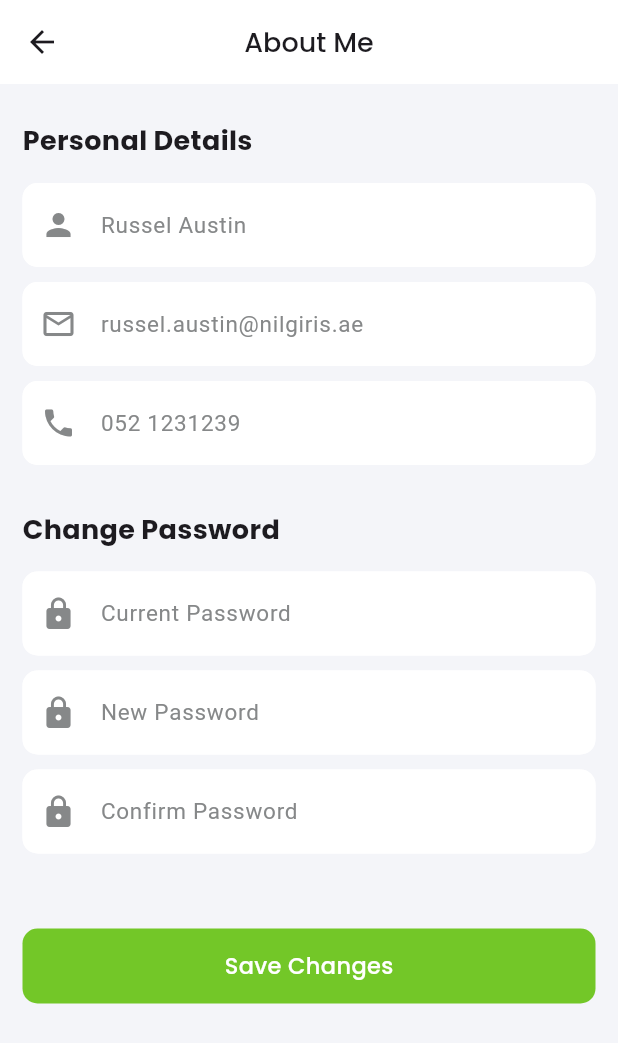
After one commit to Megan-IT-Solution/Niligiris-User-App, a Flutter app: the AboutMeScreen screen opened directly, on a phone screen of 412 x 824 dp. The commit adds this screen. Shown: the top 1043 px of the screen. Run offline on Flutter 3.47's test engine with Material 3 defaults, Android fonts, the phone set to English and light mode, and no system bars; our stand-ins replace carousel_slider, get, google_fonts, smooth_page_indicator.

Commit message:
About Me Screen Done

```diff
--- /dev/null
+++ b/lib/screens/custom_navbar/profile/about_me/about_me_screen.dart
@@ -0,0 +1,68 @@
+import 'package:flutter/material.dart';
+import 'package:nilgiris/constants/app_colors.dart';
+import 'package:nilgiris/constants/app_text_styles.dart';
+import 'package:nilgiris/screens/onboarding/onboarding_screen.dart';
+import 'package:nilgiris/widgets/text_inputs.dart';
+
+class AboutMeScreen extends StatelessWidget {
+  const AboutMeScreen({super.key});
+
+  @override
+  Widget build(BuildContext context) {
+    return Scaffold(
+      backgroundColor: AppColors.bgColor,
+
+      appBar: AppBar(
+        backgroundColor: AppColors.primaryWhite,
+        title: Text("About Me", style: AppTextStyles.h2),
+        centerTitle: true,
+      ),
+      body: Padding(
+        padding: const EdgeInsets.symmetric(horizontal: 15, vertical: 25),
+        child: Column(
+          crossAxisAlignment: CrossAxisAlignment.start,
+          children: [
+            Text(
+              "Personal Details",
+              style: AppTextStyles.h2.copyWith(fontWeight: FontWeight.bold),
+            ),
+            SizedBox(height: 15),
+            CustomTextInput(
+              hintText: "Russel Austin",
+              prefixIcon: Icons.person,
+            ),
+            SizedBox(height: 10),
+            CustomTextInput(
+              hintText: "russel.austin@nilgiris.ae",
+              prefixIcon: Icons.email_outlined,
+            ),
+            SizedBox(height: 10),
+
+            CustomTextInput(hintText: "052 1231239", prefixIcon: Icons.phone),
+
+            SizedBox(height: 30),
+            Text(
+              "Change Password",
+              style: AppTextStyles.h2.copyWith(fontWeight: FontWeight.bold),
+            ),
+            SizedBox(height: 15),
+            CustomTextInput(
+              hintText: "Current Password",
+              prefixIcon: Icons.lock,
+            ),
+            SizedBox(height: 10),
+            CustomTextInput(hintText: "New Password", prefixIcon: Icons.lock),
+            SizedBox(height: 10),
+
+            CustomTextInput(
+              hintText: "Confirm Password",
+              prefixIcon: Icons.lock,
+            ),
+            SizedBox(height: 50),
+            PrimaryButton(title: "Save Changes"),
+          ],
+        ),
+      ),
+    );
+  }
+}
--- a/lib/screens/custom_navbar/profile/profile_screen.dart
+++ b/lib/screens/custom_navbar/profile/profile_screen.dart
@@ -1,5 +1,7 @@
 import 'package:flutter/material.dart';
+import 'package:get/get.dart';
 import 'package:nilgiris/constants/app_colors.dart';
+import 'package:nilgiris/screens/custom_navbar/profile/about_me/about_me_screen.dart';
 import 'package:nilgiris/screens/custom_navbar/profile/widgets/profile_header_widget.dart';
 import 'package:nilgiris/screens/custom_navbar/profile/widgets/profile_tile_widget.dart';
 
@@ -16,7 +18,13 @@ class ProfileScreen extends StatelessWidget {
           children: [
             ProfileHeaderWidget(),
             SizedBox(height: 40),
-            ProfileTileWidget(icon: "about", title: "About Me"),
+            ProfileTileWidget(
+              onPressed: () {
+                Get.to(AboutMeScreen());
+              },
+              icon: "about",
+              title: "About Me",
+            ),
             ProfileTileWidget(icon: "orders", title: "My Orders"),
             ProfileTileWidget(icon: "favorite", title: "My Favorites"),
             ProfileTileWidget(icon: "address", title: "My Address"),
```
